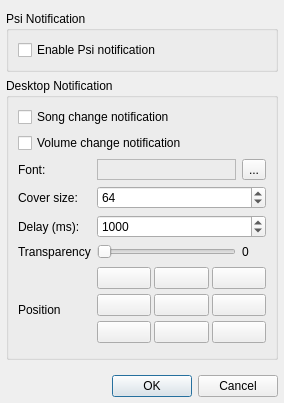
ksv1986/qmmp-staging, file src/plugins/General/notifier/settingsdialog.ui: the form before one commit.
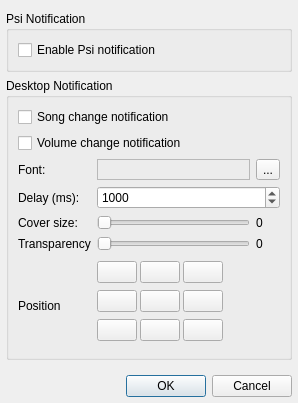
The form after the commit.

Patch:
```diff
--- a/src/plugins/General/notifier/settingsdialog.ui
+++ b/src/plugins/General/notifier/settingsdialog.ui
@@ -6,7 +6,7 @@
    <rect>
     <x>0</x>
     <y>0</y>
-    <width>284</width>
+    <width>298</width>
     <height>403</height>
    </rect>
   </property>
@@ -79,13 +79,6 @@
         </property>
        </widget>
       </item>
-      <item row="3" column="0">
-       <widget class="QLabel" name="label_5">
-        <property name="text">
-         <string>Cover size:</string>
-        </property>
-       </widget>
-      </item>
       <item row="4" column="0">
        <widget class="QLabel" name="label_3">
         <property name="text">
@@ -112,14 +105,14 @@
         </property>
        </widget>
       </item>
-      <item row="5" column="0">
+      <item row="6" column="0">
        <widget class="QLabel" name="label_4">
         <property name="text">
          <string>Transparency</string>
         </property>
        </widget>
       </item>
-      <item row="5" column="1">
+      <item row="6" column="1">
        <widget class="QSlider" name="transparencySlider">
         <property name="maximum">
          <number>90</number>
@@ -129,7 +122,7 @@
         </property>
        </widget>
       </item>
-      <item row="5" column="2">
+      <item row="6" column="2">
        <widget class="QLabel" name="trasparencyLabel">
         <property name="minimumSize">
          <size>
@@ -142,7 +135,7 @@
         </property>
        </widget>
       </item>
-      <item row="6" column="0">
+      <item row="7" column="0">
        <spacer name="verticalSpacer_2">
         <property name="orientation">
          <enum>Qt::Vertical</enum>
@@ -155,7 +148,7 @@
         </property>
        </spacer>
       </item>
-      <item row="6" column="1" rowspan="3" colspan="2">
+      <item row="7" column="1" rowspan="3" colspan="2">
        <layout class="QGridLayout" name="gridLayout">
         <property name="spacing">
          <number>3</number>
@@ -277,16 +270,29 @@
           </property>
          </widget>
         </item>
+        <item row="1" column="3">
+         <spacer name="horizontalSpacer">
+          <property name="orientation">
+           <enum>Qt::Horizontal</enum>
+          </property>
+          <property name="sizeHint" stdset="0">
+           <size>
+            <width>40</width>
+            <height>20</height>
+           </size>
+          </property>
+         </spacer>
+        </item>
        </layout>
       </item>
-      <item row="7" column="0">
+      <item row="8" column="0">
        <widget class="QLabel" name="label">
         <property name="text">
          <string>Position</string>
         </property>
        </widget>
       </item>
-      <item row="8" column="0">
+      <item row="9" column="0">
        <spacer name="verticalSpacer">
         <property name="orientation">
          <enum>Qt::Vertical</enum>
@@ -306,16 +312,36 @@
         </property>
        </widget>
       </item>
-      <item row="3" column="1" colspan="2">
-       <widget class="QSpinBox" name="sizeSpinBox">
+      <item row="5" column="0">
+       <widget class="QLabel" name="label_5">
+        <property name="text">
+         <string>Cover size:</string>
+        </property>
+       </widget>
+      </item>
+      <item row="5" column="1">
+       <widget class="QSlider" name="coverSizeSlider">
         <property name="minimum">
          <number>32</number>
         </property>
         <property name="maximum">
-         <number>120</number>
+         <number>128</number>
         </property>
-        <property name="value">
-         <number>64</number>
+        <property name="singleStep">
+         <number>1</number>
+        </property>
+        <property name="pageStep">
+         <number>16</number>
+        </property>
+        <property name="orientation">
+         <enum>Qt::Horizontal</enum>
+        </property>
+       </widget>
+      </item>
+      <item row="5" column="2">
+       <widget class="QLabel" name="coverSizeLabel">
+        <property name="text">
+         <string>0</string>
         </property>
        </widget>
       </item>
```
Left out of the diff: 32 changed lines with no effect on the pictures.
